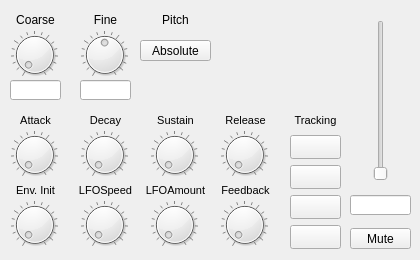
Before: the Qt Designer form operatorwidget.ui in Marzac/OPA-Editor, drawn with Qt 5.
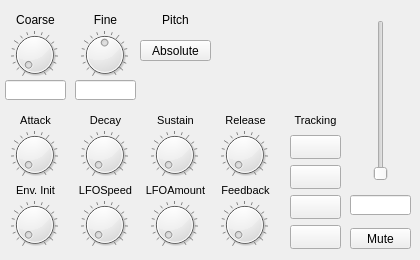
After: the same form once the commit is applied. Icons and pictures are not drawn. Custom widgets are drawn as their Qt base class.

Commit message: Updating UI for MAC compatibility

```diff
--- a/operatorwidget.ui
+++ b/operatorwidget.ui
@@ -607,9 +607,9 @@
   <widget class="QLineEdit" name="coarseLine">
    <property name="geometry">
     <rect>
-     <x>10</x>
+     <x>5</x>
      <y>80</y>
-     <width>51</width>
+     <width>61</width>
      <height>20</height>
     </rect>
    </property>
@@ -623,9 +623,9 @@
   <widget class="QLineEdit" name="fineLine">
    <property name="geometry">
     <rect>
-     <x>80</x>
+     <x>75</x>
      <y>80</y>
-     <width>51</width>
+     <width>61</width>
      <height>20</height>
     </rect>
    </property>
```
The commit also changes 4 other files.
